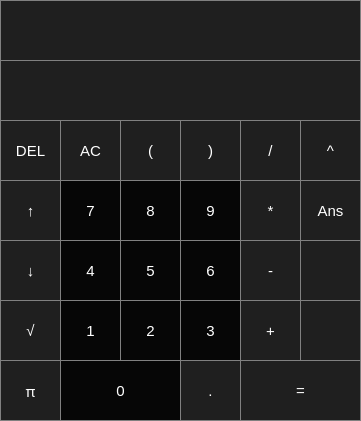
NaschKadse/CalcWithGui, file CalcWithGui/CalcWithGui.ui: the form before one commit.
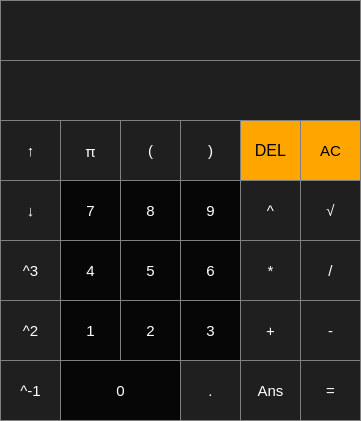
The form after the commit. Custom widgets are drawn as their Qt base class.

What changed in the file:
```diff
--- a/CalcWithGui/CalcWithGui.ui
+++ b/CalcWithGui/CalcWithGui.ui
@@ -69,7 +69,7 @@
    <widget class="QPushButton" name="pushButton_allclear">
     <property name="geometry">
      <rect>
-      <x>60</x>
+      <x>300</x>
       <y>120</y>
       <width>61</width>
       <height>61</height>
@@ -82,8 +82,9 @@
     </property>
     <property name="styleSheet">
      <string notr="true">QPushButton {
-   border: 1px solid gray;
-  color: white; 
+	background-color: rgb(255, 165, 0);
+    border: 1px solid gray;
+    color: black; 
 }
 QPushButton:hover {
     background-color: rgb(74, 74, 74);
@@ -171,8 +172,8 @@
    <widget class="QPushButton" name="pushButton_divide">
     <property name="geometry">
      <rect>
-      <x>240</x>
-      <y>120</y>
+      <x>300</x>
+      <y>240</y>
       <width>61</width>
       <height>61</height>
      </rect>
@@ -242,7 +243,7 @@
     <property name="geometry">
      <rect>
       <x>240</x>
-      <y>180</y>
+      <y>240</y>
       <width>61</width>
       <height>61</height>
      </rect>
@@ -383,8 +384,8 @@
    <widget class="QPushButton" name="pushButton_minus">
     <property name="geometry">
      <rect>
-      <x>240</x>
-      <y>240</y>
+      <x>300</x>
+      <y>300</y>
       <width>61</width>
       <height>61</height>
      </rect>
@@ -631,9 +632,9 @@
    <widget class="QPushButton" name="pushButton_result">
     <property name="geometry">
      <rect>
-      <x>240</x>
+      <x>300</x>
       <y>360</y>
-      <width>121</width>
+      <width>61</width>
       <height>61</height>
      </rect>
     </property>
@@ -766,7 +767,7 @@
    <widget class="QPushButton" name="pushButton_delete">
     <property name="geometry">
      <rect>
-      <x>0</x>
+      <x>240</x>
       <y>120</y>
       <width>61</width>
       <height>61</height>
@@ -774,13 +775,15 @@
     </property>
     <property name="font">
      <font>
-      <pointsize>11</pointsize>
+      <family>MS Shell Dlg 2</family>
+      <pointsize>12</pointsize>
      </font>
     </property>
     <property name="styleSheet">
      <string notr="true">QPushButton {
-   border: 1px solid gray;
-  color: white; 
+	background-color: rgb(255, 165, 0);
+    border: 1px solid gray;
+    color: black; 
 }
 QPushButton:hover {
     background-color: rgb(74, 74, 74);
@@ -801,7 +804,7 @@
     <property name="geometry">
      <rect>
       <x>0</x>
-      <y>240</y>
+      <y>180</y>
       <width>61</width>
       <height>61</height>
      </rect>
@@ -834,8 +837,8 @@
    <widget class="QPushButton" name="pushButton_root">
     <property name="geometry">
      <rect>
-      <x>0</x>
-      <y>300</y>
+      <x>300</x>
+      <y>180</y>
       <width>61</width>
       <height>61</height>
      </rect>
@@ -869,7 +872,7 @@
     <property name="geometry">
      <rect>
       <x>0</x>
-      <y>180</y>
+      <y>120</y>
       <width>61</width>
       <height>61</height>
      </rect>
@@ -902,8 +905,8 @@
    <widget class="QPushButton" name="pushButton_pi">
     <property name="geometry">
      <rect>
-      <x>0</x>
-      <y>360</y>
+      <x>60</x>
+      <y>120</y>
       <width>61</width>
       <height>61</height>
      </rect>
@@ -937,8 +940,8 @@
    <widget class="QPushButton" name="pushButton_ans">
     <property name="geometry">
      <rect>
-      <x>300</x>
-      <y>180</y>
+      <x>240</x>
+      <y>360</y>
       <width>61</width>
       <height>61</height>
      </rect>
@@ -971,8 +974,8 @@
    <widget class="QPushButton" name="pushButton_free_2">
     <property name="geometry">
      <rect>
-      <x>300</x>
-      <y>300</y>
+      <x>0</x>
+      <y>360</y>
       <width>61</width>
       <height>61</height>
      </rect>
@@ -996,14 +999,14 @@
 }</string>
     </property>
     <property name="text">
-     <string/>
+     <string>^-1</string>
     </property>
    </widget>
    <widget class="QPushButton" name="pushButton_free">
     <property name="geometry">
      <rect>
-      <x>300</x>
-      <y>240</y>
+      <x>0</x>
+      <y>300</y>
       <width>61</width>
       <height>61</height>
      </rect>
@@ -1027,14 +1030,14 @@
 }</string>
     </property>
     <property name="text">
-     <string/>
+     <string>^2</string>
     </property>
    </widget>
    <widget class="QPushButton" name="pushButton_potenz">
     <property name="geometry">
      <rect>
-      <x>300</x>
-      <y>120</y>
+      <x>240</x>
+      <y>180</y>
       <width>61</width>
       <height>61</height>
      </rect>
@@ -1064,6 +1067,37 @@
      <string>°</string>
     </property>
    </widget>
+   <widget class="QPushButton" name="pushButton_potenz3">
+    <property name="geometry">
+     <rect>
+      <x>0</x>
+      <y>240</y>
+      <width>61</width>
+      <height>61</height>
+     </rect>
+    </property>
+    <property name="font">
+     <font>
+      <pointsize>11</pointsize>
+     </font>
+    </property>
+    <property name="styleSheet">
+     <string notr="true">QPushButton {
+   border: 1px solid gray;
+  color: white; 
+}
+QPushButton:hover {
+    background-color: rgb(74, 74, 74);
+}
+QPushButton:pressed {
+    background-color: qlineargradient(x1: 0, y1: 0, x2: 0, y2: 1,
+                                      stop: 0 #dadbde, stop: 1 #444444);
+}</string>
+    </property>
+    <property name="text">
+     <string>^3</string>
+    </property>
+   </widget>
   </widget>
  </widget>
  <layoutdefault spacing="6" margin="11"/>
```
Left out of the diff: 12 changed lines with no effect on the pictures.
